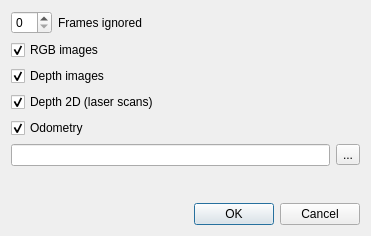
Old version of the form guilib/src/ui/exportDialog.ui in the repository introlab/rtabmap.
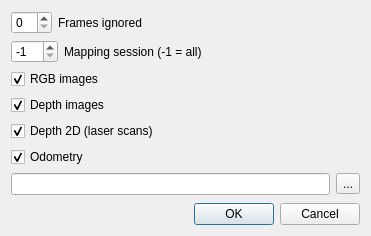
New version of the form.

Commit message: Added session selection id in ExportDialog

What changed in the file:
```diff
--- a/guilib/src/ui/exportDialog.ui
+++ b/guilib/src/ui/exportDialog.ui
@@ -45,6 +45,46 @@
      </item>
     </layout>
    </item>
+   <item>
+    <layout class="QHBoxLayout" name="horizontalLayout_3">
+     <item>
+      <widget class="QSpinBox" name="spinBox_session">
+       <property name="suffix">
+        <string/>
+       </property>
+       <property name="minimum">
+        <number>-1</number>
+       </property>
+       <property name="maximum">
+        <number>999</number>
+       </property>
+       <property name="value">
+        <number>-1</number>
+       </property>
+      </widget>
+     </item>
+     <item>
+      <widget class="QLabel" name="label_2">
+       <property name="text">
+        <string>Mapping session (-1 = all)</string>
+       </property>
+      </widget>
+     </item>
+     <item>
+      <spacer name="horizontalSpacer_2">
+       <property name="orientation">
+        <enum>Qt::Horizontal</enum>
+       </property>
+       <property name="sizeHint" stdset="0">
+        <size>
+         <width>40</width>
+         <height>20</height>
+        </size>
+       </property>
+      </spacer>
+     </item>
+    </layout>
+   </item>
    <item>
     <widget class="QCheckBox" name="checkBox_rgb">
      <property name="text">
```
The commit also changes 4 other files.
